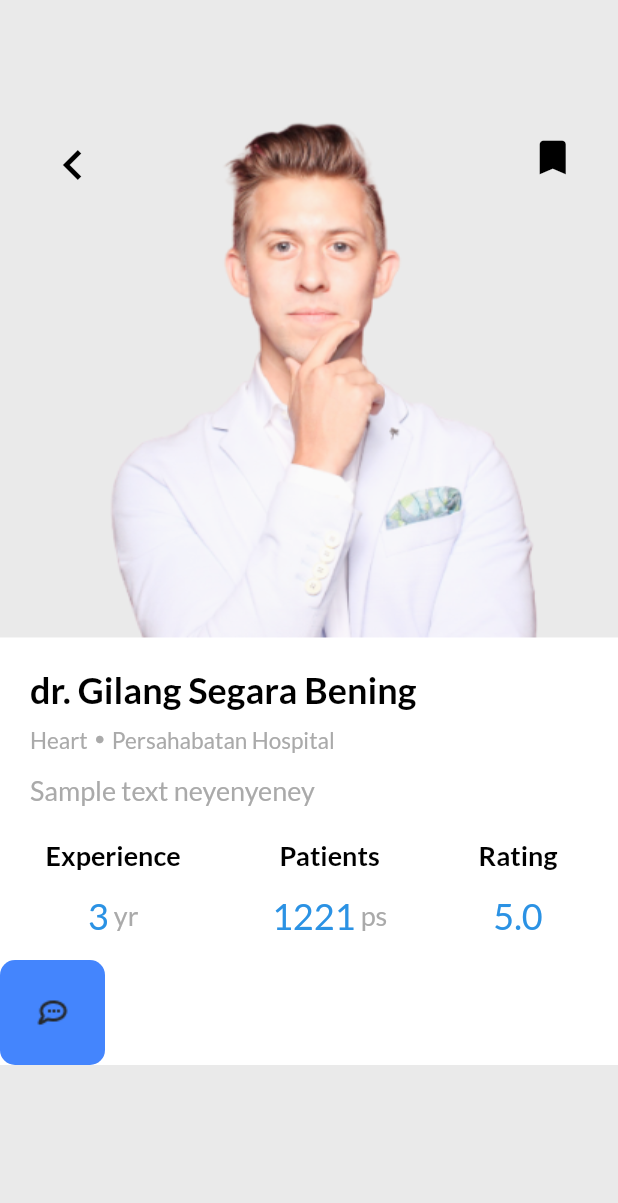
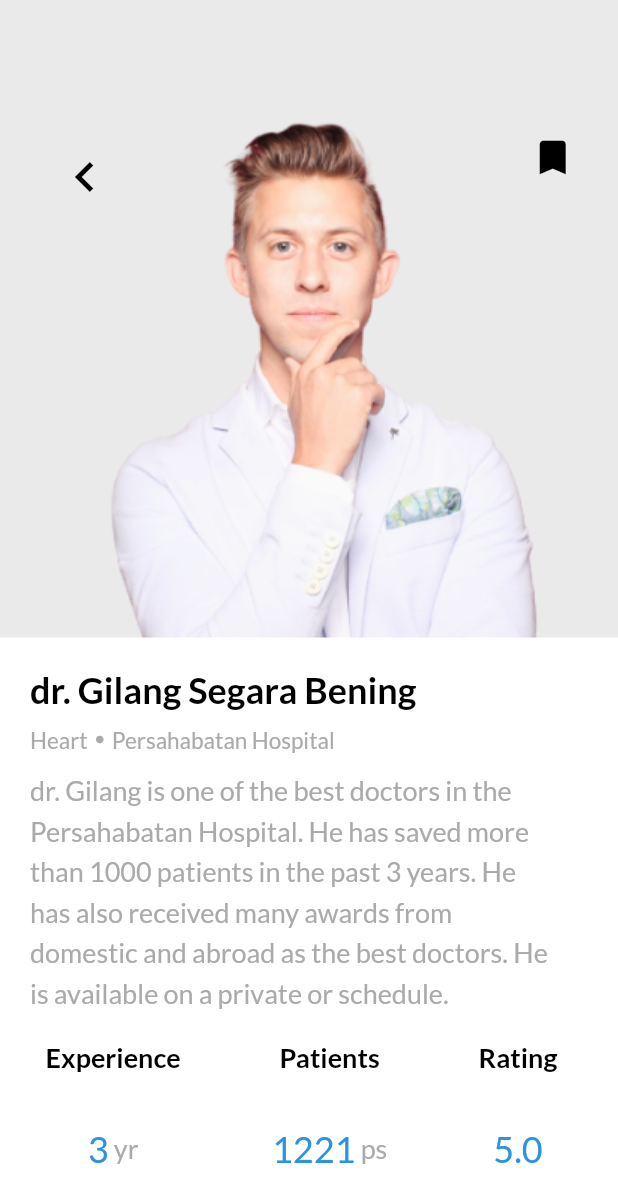
Before and after one commit to vaatic221b/find_your_doctor_app, a Flutter app: the screen it shows after launch, after a tap on an icon or button, on a phone screen of 412 x 824 dp. Shown: the top 1203 px of the screen. Run offline on Flutter 3.47's test engine with Material 2 defaults, Android fonts, the phone set to English and light mode, and no system bars; our stand-ins replace google_fonts.

Commit message:
description and working back button

```diff
--- a/lib/models/doctor_model.dart
+++ b/lib/models/doctor_model.dart
@@ -10,7 +10,7 @@ class DoctorModel{
   String exp;
   String patients;
   String digitRate;
-  //add description
+  String description;
 
   DoctorModel
   (
@@ -22,7 +22,8 @@ class DoctorModel{
       required this.status,
       required this.exp,
       required this.patients,
-      required this.digitRate
+      required this.digitRate,
+      required this.description
 
     }
   );
@@ -41,7 +42,8 @@ class DoctorModel{
       patients: '1221',
       status: 'Open',
       exp: '3',
-      digitRate: '5.0'
+      digitRate: '5.0',
+      description: "dr. Gilang is one of the best doctors in the Persahabatan Hospital. He has saved more than 1000 patients in the past 3 years. He has also received many awards from domestic and abroad as the best doctors. He is available on a private or schedule. "
       )
     );
 
@@ -55,7 +57,8 @@ class DoctorModel{
       patients: '964',
       status: 'Open',
       exp: '4',
-      digitRate: '5.0'
+      digitRate: '5.0',
+      description: "dr. Chan is one of the best doctors in the Columbia Asia Hospital. She has saved more than 800 patients in the past 4 years. She has also received many awards from domestic and abroad as the best doctors. She is available on a private or schedule. "
       )
     );
 
@@ -69,7 +72,8 @@ class DoctorModel{
       patients: '762',
       status: 'Close',
       exp: '5',
-      digitRate: '5.0'
+      digitRate: '5.0',
+      description: "dr. Mustakim is one of the best doctors in the Salemba Carolus Asia Hospital. He has saved more than 600 patients in the past 5 years. He has also received many awards from domestic and abroad as the best doctors. He is available on a private or schedule. "
       )
     );
 
@@ -83,7 +87,8 @@ class DoctorModel{
       patients: '762',
       status: 'Open',
       exp: '6',
-      digitRate: '5.0'
+      digitRate: '5.0',
+      description: "dr. Suprihatini is one of the best doctors in the Salemba Carolus Hospital. She has saved more than 600 patients in the past 6 years. She has also received many awards from domestic and abroad as the best doctors. She is available on a private or schedule. "
       )
     );
 
--- a/lib/screens/doctor_details.dart
+++ b/lib/screens/doctor_details.dart
@@ -1,3 +1,4 @@
+import 'package:find_your_doctor_app/screens/home.dart';
 import 'package:flutter/material.dart';
 import 'package:find_your_doctor_app/models/doctor_model.dart';
 import 'package:google_fonts/google_fonts.dart';
@@ -5,12 +6,10 @@ import 'package:google_fonts/google_fonts.dart';
 class DoctorDetails extends StatefulWidget {
   final int doctorIndex;
 
-
-  const DoctorDetails(
-      {Key? key,
+  const DoctorDetails({
+    Key? key,
     required this.doctorIndex,
-      }
-      ): super(key: key);
+  }) : super(key: key);
 
   @override
   State<DoctorDetails> createState() => _DoctorDetailsState();
@@ -19,7 +18,7 @@ class DoctorDetails extends StatefulWidget {
 class _DoctorDetailsState extends State<DoctorDetails> {
   List<DoctorModel> doctors = [];
 
-  void _getDoctors(){
+  void _getDoctors() {
     doctors = DoctorModel.getDoctors();
   }
 
@@ -30,23 +29,60 @@ class _DoctorDetailsState extends State<DoctorDetails> {
       backgroundColor: const Color(0xffeaeaea),
       body: Column(
         children: [
-          topIcons(),
-          docInfo(),
+          Stack(
+            children: [
+              Padding(
+                  padding: const EdgeInsets.only(top: 50),
+                  child: Image.asset(doctors[widget.doctorIndex].imagePath)),
+              Positioned(
+                left: 10,
+                top: 90,
+                child: IconButton(
+                    icon: const Icon(Icons.chevron_left,
+                        color: Colors.black, size: 40),
+                    onPressed: () {
+                      Navigator.of(context).pop(
+                          MaterialPageRoute(builder: (context) => const HomePage()));
+                    }),
+              ),
+              const Positioned(
+                right: 10,
+                top: 90,
+                child: Icon(
+                  Icons.bookmark,
+                  color: Colors.black,
+                  size: 30,
+                ),
+              ),
             ],
           ),
-    );
-  }
-
-  Container docInfo() {
-    return Container(
+          Container(
               color: Colors.white,
               child: Column(
                 crossAxisAlignment: CrossAxisAlignment.start,
                 children: [
-              docName(),
+                  Padding(
+                    padding: const EdgeInsets.fromLTRB(20, 20, 0, 10),
+                    child: Text(
+                        'dr. ${doctors[widget.doctorIndex].name}', //CHANGE DIS
+                        style: GoogleFonts.lato(
+                          textStyle: const TextStyle(
+                            color: Colors.black,
+                            fontSize: 24,
+                            fontWeight: FontWeight.bold,
+                          ),
+                        )),
+                  ),
                   Row(
                     children: [
-                  docMedicalField(),
+                      Padding(
+                        padding: const EdgeInsets.fromLTRB(20, 0, 0, 0),
+                        child: Text(doctors[widget.doctorIndex].field,
+                            style: GoogleFonts.lato(
+                              textStyle: const TextStyle(
+                                  color: Color(0xffAAAAAA), fontSize: 15),
+                            )),
+                      ),
                       const Padding(
                         padding: EdgeInsets.only(left: 5, right: 5),
                         child: Icon(
@@ -55,41 +91,136 @@ class _DoctorDetailsState extends State<DoctorDetails> {
                           color: Color(0xffAAAAAA),
                         ),
                       ),
-                   docHospital()
+                      Text(doctors[widget.doctorIndex].hospital,
+                          style: GoogleFonts.lato(
+                              textStyle: const TextStyle(
+                                  color: Color(0xffAAAAAA), fontSize: 15)))
                     ],
                   ),
-               docDescription(),
-
+                  Padding(
+                    padding: const EdgeInsets.fromLTRB(20, 10, 40, 0),
+                    child: Text(
+                      doctors[widget.doctorIndex].description,
+                      style: GoogleFonts.lato(
+                          textStyle: const TextStyle(
+                        color: Color(0xffAAAAAA),
+                        fontSize: 18,
+                        height: 1.5,
+                      )),
+                    ),
+                  ),
                   Padding(
                     padding: const EdgeInsets.fromLTRB(10, 20, 20, 0),
                     child: Row(
                       mainAxisAlignment: MainAxisAlignment.spaceEvenly,
                       children: [
-                    docExperience(),
-
+                        Column(
+                          children: [
+                            Text(
+                              "Experience",
+                              style: GoogleFonts.lato(
+                                  color: Colors.black,
+                                  fontSize: 18,
+                                  fontWeight: FontWeight.w700),
+                            ),
+                            Padding(
+                              padding:
+                                  const EdgeInsets.only(top: 35, bottom: 15),
+                              child: Row(
+                                children: [
+                                  Text(
+                                    doctors[widget.doctorIndex].exp,
+                                    style: GoogleFonts.lato(
+                                        color: const Color(0xff2B92E4),
+                                        fontSize: 24),
+                                  ),
+                                  Text(
+                                    " yr",
+                                    style: GoogleFonts.lato(
+                                      color: const Color(0xffAAAAAA),
+                                      fontSize: 18,
+                                    ),
+                                  )
+                                ],
+                              ),
+                            )
+                          ],
+                        ),
                         const VerticalDivider(
                           width: 20,
                           thickness: 2,
                           color: Colors.black,
                         ),
-
-                    docPatients(),
-
+                        Column(
+                          children: [
+                            Text(
+                              "Patients",
+                              style: GoogleFonts.lato(
+                                  color: Colors.black,
+                                  fontSize: 18,
+                                  fontWeight: FontWeight.w700),
+                            ),
+                            Padding(
+                              padding:
+                                  const EdgeInsets.only(top: 35, bottom: 15),
+                              child: Row(
+                                children: [
+                                  Text(
+                                    doctors[widget.doctorIndex].patients,
+                                    style: GoogleFonts.lato(
+                                        color: const Color(0xff2B92E4),
+                                        fontSize: 24),
+                                  ),
+                                  Text(
+                                    " ps",
+                                    style: GoogleFonts.lato(
+                                      color: const Color(0xffAAAAAA),
+                                      fontSize: 18,
+                                    ),
+                                  )
+                                ],
+                              ),
+                            )
+                          ],
+                        ),
                         const VerticalDivider(
                           width: 20,
                           thickness: 2,
                           color: Colors.black,
                         ),
-
-                    docRating(),
-
-                  ]
+                        Column(
+                          children: [
+                            Text(
+                              "Rating",
+                              style: GoogleFonts.lato(
+                                  color: Colors.black,
+                                  fontSize: 18,
+                                  fontWeight: FontWeight.w700),
+                            ),
+                            Padding(
+                              padding:
+                                  const EdgeInsets.only(top: 35, bottom: 15),
+                              child: Row(
+                                children: [
+                                  Text(
+                                    doctors[widget.doctorIndex].digitRate,
+                                    style: GoogleFonts.lato(
+                                        color: const Color(0xff2B92E4),
+                                        fontSize: 24),
+                                  ),
+                                ],
+                              ),
                             )
+                          ],
                         ),
-
+                      ],
+                    ),
+                  ),
                   Row(
                     children: [
-                    Stack(
+                      Padding(
+                        padding: const EdgeInsets.fromLTRB(40, 30, 20, 35),
+                        child: Stack(
                           alignment: Alignment.center,
                           children: [
                             Container(
@@ -103,203 +234,38 @@ class _DoctorDetailsState extends State<DoctorDetails> {
                             Image.asset(
                               'assets/icons/comment_icon.png',
                             )
-                      ]
-                    )
-                  ]
-                )
-            ]
-          )
-        );
-  }
-
-  //METHODS
-
-  Column docRating() {
-    return Column(
-                    children: [
-                      Text(
-                        "Rating",
-                        style: GoogleFonts.lato(
-                          color: Colors.black,
-                          fontSize: 18,
-                          fontWeight: FontWeight.w700
+                          ],
                         ),
                       ),
                       Padding(
-                        padding: const EdgeInsets.only(top: 15, bottom: 15),
-                        child: Row(
+                        padding: const EdgeInsets.fromLTRB(5, 30, 20, 35),
+                        child: Stack(
+                          alignment: Alignment.center,
                           children: [
-                            Text(
-                              doctors[widget.doctorIndex].digitRate,
-                              style: GoogleFonts.lato(
-                                color: const Color(0xff2B92E4),
-                                fontSize: 24
-                              )
-                            )
-                          ]
-                        )
-                      )
-                    ]
-                  );
-  }
-
-  Column docPatients() {
-    return Column(
-                    children: [
-                      Text(
-                        "Patients",
-                        style: GoogleFonts.lato(
-                          color: Colors.black,
-                          fontSize: 18,
-                          fontWeight: FontWeight.w700
-                        )
-                      ),
-                      Padding(
-                        padding: const EdgeInsets.only(top: 15, bottom: 15),
-                        child: Row(
-                          children: [
-                            Text(
-                             doctors[widget.doctorIndex].patients,
-                              style: GoogleFonts.lato(
-                                color: const Color(0xff2B92E4),
-                                fontSize: 24
-                              )
-                            ),
-                            Text(
-                              " ps",
-                              style: GoogleFonts.lato(
-                                color: const Color(0xffAAAAAA),
-                                fontSize: 18,
-                              )
-                            )
-                          ]
-                        )
-                      )
-                    ]
-                  );
-  }
-
-  Column docExperience() {
-    return Column(
-                    children: [
-                      Text(
-                        "Experience",
-                        style: GoogleFonts.lato(
-                          color: Colors.black,
-                          fontSize: 18,
-                          fontWeight: FontWeight.w700
-                        ),
-                      ),
-                      Padding(
-                        padding: const EdgeInsets.only(top: 15, bottom: 15),
-                        child: Row(
-                          children: [
-                            Text(
-                              doctors[widget.doctorIndex].exp,
-                              style: GoogleFonts.lato(
-                                color: const Color(0xff2B92E4),
-                                fontSize: 24
+                            Container(
+                              height: 70,
+                              width: 250,
+                              decoration: BoxDecoration(
+                                color: const Color(0xff00CC6A),
+                                borderRadius: BorderRadius.circular(10),
                               ),
                             ),
                             Text(
-                              " yr",
+                              "Make an Appointment",
                               style: GoogleFonts.lato(
-                                color: const Color(0xffAAAAAA),
-                                fontSize: 18,
+                                  color: Colors.white,
+                                  fontWeight: FontWeight.bold,
+                                  fontSize: 16),
                             )
+                          ],
+                        ),
                       )
-                          ]
+                    ],
                   )
-                      )
-                    ]
-                  );
-  }
-
-  Padding docDescription() {
-    return Padding(
-               padding: const EdgeInsets.fromLTRB(20, 10, 40, 0),
-               child: Text(
-                'Sample text neyenyeney', //please add description in doctor_model.dart so that igo nlng doctors[widget.doctorIndex].desc ang ibutang diri nga line
-                style: GoogleFonts.lato(
-                  textStyle: const TextStyle(
-                    color: Color(0xffAAAAAA),
-                    fontSize: 18,
-                    height: 1.5,
-                  )
-                )
-              )
-             );
-  }
-
-  Text docHospital() {
-    return Text(
-                  doctors[widget.doctorIndex].hospital,
-                  style: GoogleFonts.lato(
-                    textStyle: const TextStyle(
-                      color: Color(0xffAAAAAA),
-                      fontSize: 15
-                    )
-                  )
-                );
-  }
-
-  Padding docMedicalField() {
-    return Padding(
-                  padding: const EdgeInsets.fromLTRB(20, 0, 0, 0),
-                  child: Text(
-                    doctors[widget.doctorIndex].field,
-                    style: GoogleFonts.lato(
-                      textStyle: const TextStyle(
-                      color: Color(0xffAAAAAA),
-                      fontSize: 15
-                      )
-                    )
-                  )
-                );
-  }
-
-  Padding docName() {
-    return Padding(
-              padding: const EdgeInsets.fromLTRB(20, 20, 0, 10),
-              child: Text(
-                'dr. ${doctors[widget.doctorIndex].name}', //CHANGE DIS
-                style: GoogleFonts.lato(
-                  textStyle: const TextStyle(
-                    color: Colors.black,
-                    fontSize: 24,
-                    fontWeight: FontWeight.bold,
-                  )
-                )
-              )
-            );
-  }
-
-  Stack topIcons() {
-    return Stack(
-          children: [
-            Padding(
-              padding: const EdgeInsets.only(top: 50),
-              child: Image.asset(doctors[widget.doctorIndex].imagePath)
+                ],
+              )),
+        ],
       ),
-            const Positioned(
-              left: 10,
-              top: 90,
-              child: Icon(
-                Icons.chevron_left,
-                color: Colors.black,
-                size: 40,
-              )
-            ),
-            const Positioned(
-              right: 10,
-              top: 90,
-              child: Icon(
-                Icons.bookmark,
-                color: Colors.black,
-                size: 30,
-              )
-            )
-          ]
     );
   }
 }
```
Also changed, not shown: 3 other files. Lines whose indentation alone changed are shown as unchanged.
